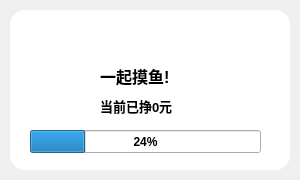
Above: message.ui from wxydejoy/MoneyProgress_win before the change. Below: the same form after it.
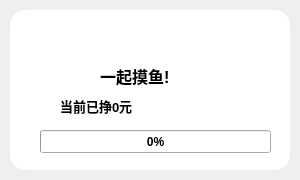
That is the form after the change. Icons and pictures are not drawn.

```diff
--- a/message.ui
+++ b/message.ui
@@ -72,14 +72,17 @@
    <widget class="QProgressBar" name="progressBar">
     <property name="geometry">
      <rect>
-      <x>30</x>
+      <x>40</x>
       <y>130</y>
       <width>231</width>
       <height>23</height>
      </rect>
     </property>
     <property name="value">
-     <number>24</number>
+     <number>0</number>
+    </property>
+    <property name="textVisible">
+     <bool>true</bool>
     </property>
    </widget>
    <widget class="QLabel" name="label_2">
@@ -102,9 +105,9 @@
    <widget class="QLabel" name="labelTitle1_2">
     <property name="geometry">
      <rect>
-      <x>100</x>
+      <x>60</x>
       <y>90</y>
-      <width>111</width>
+      <width>191</width>
       <height>31</height>
      </rect>
     </property>
```
Left out of the diff: 4 changed lines with no effect on the pictures.
